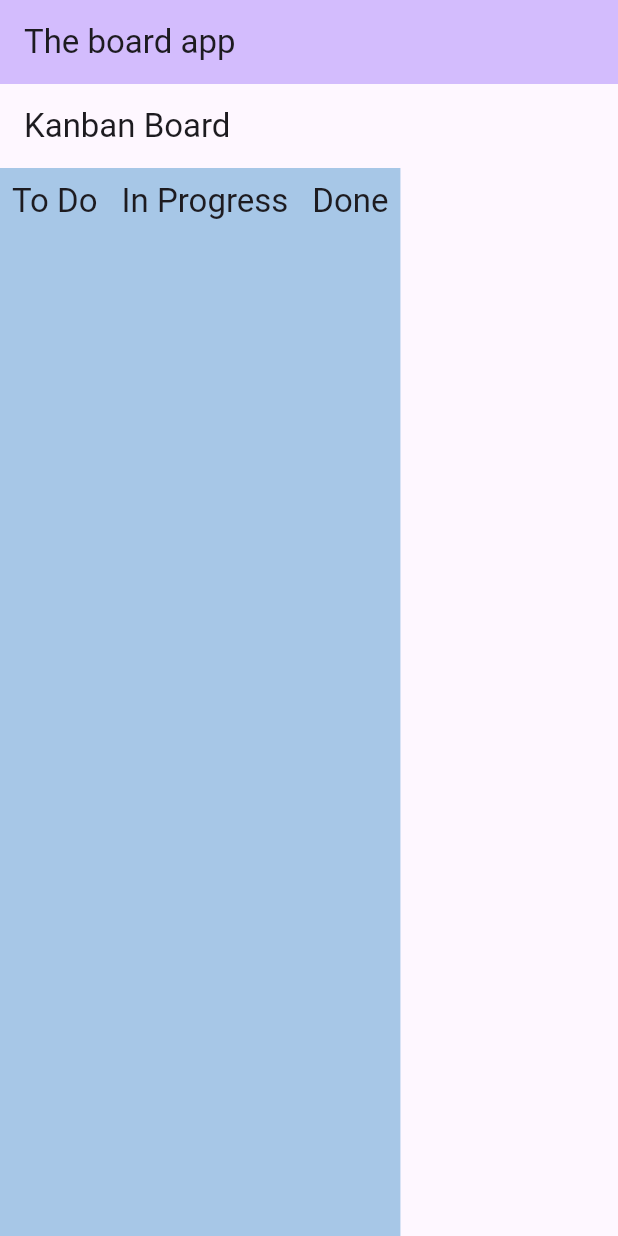
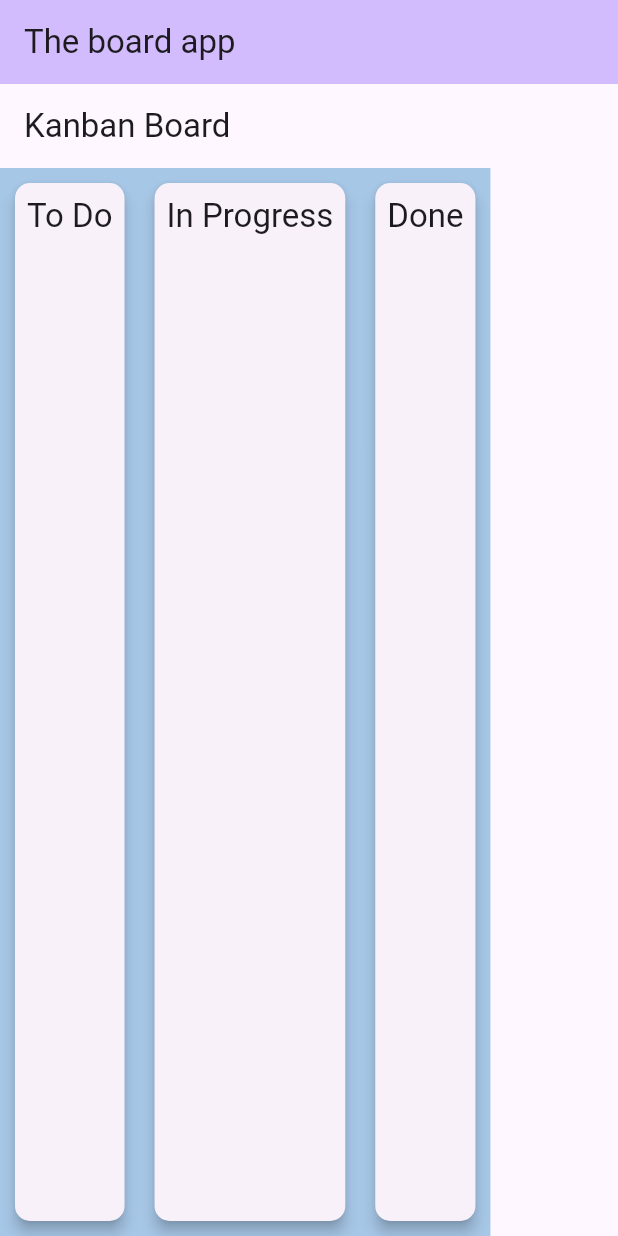
Before and after one commit to adriatech2020/board, a Flutter app: the screen it shows after launch, on a phone screen of 412 x 824 dp. Run offline on Flutter 3.47's test engine with Material 3 defaults, Android fonts, the phone set to English and light mode, and no system bars.

Commit message:
Column config

```diff
--- a/lib/models/board_configuration.dart
+++ b/lib/config/board_configuration.dart
@@ -1,6 +1,6 @@
 import 'package:flutter/material.dart';
-import 'package:board/models/column_configuration.dart';
-import 'package:board/config/defaults.dart';
+import 'package:board/config/column_configuration.dart';
+import 'package:board/config/board_defaults.dart';
 
 class BoardConfiguration {
   final Color backgroundColor;
--- a/lib/config/defaults.dart
+++ b/lib/config/board_defaults.dart
@@ -1,5 +1,5 @@
 import 'package:flutter/material.dart';
-import 'package:board/models/column_configuration.dart';
+import 'package:board/config/column_configuration.dart';
 
 class Defaults {
   // Default color for the board background
--- /dev/null
+++ b/lib/config/column_configuration.dart
@@ -0,0 +1,36 @@
+import 'package:flutter/material.dart';
+import 'package:board/config/column_defaults.dart'; // Assuming Defaults contains default column configurations
+
+class ColumnConfiguration {
+  final String title;
+  final EdgeInsetsGeometry padding;
+  final EdgeInsetsGeometry margin;
+  final double borderRadius;
+  final double elevation;
+
+  ColumnConfiguration({
+    required this.title,
+    this.padding = const EdgeInsets.all(8.0),
+    this.margin = const EdgeInsets.all(10.0),
+    this.borderRadius = 10.0,
+    this.elevation = 4.0,
+  });
+
+  // Method to merge custom config with default config
+  static ColumnConfiguration getConfig([Map<String, dynamic>? customConfig]) {
+    // Merge default config with custom config using spread operator
+    Map<String, dynamic> mergedConfig = {
+      ...Defaults.defaultColumnConfig, // Assuming this is defined in Defaults
+      if (customConfig != null) ...customConfig,
+    };
+
+    // Create a ColumnConfiguration instance from the merged config
+    return ColumnConfiguration(
+      title: mergedConfig['title'] as String,
+      padding: mergedConfig['padding'] as EdgeInsetsGeometry,
+      margin: mergedConfig['margin'] as EdgeInsetsGeometry,
+      borderRadius: mergedConfig['borderRadius'] as double,
+      elevation: mergedConfig['elevation'] as double,
+    );
+  }
+}
--- /dev/null
+++ b/lib/config/column_defaults.dart
@@ -0,0 +1,25 @@
+import 'package:flutter/material.dart';
+
+class Defaults {
+  // Existing board defaults
+  static const Color boardBackgroundColor = Colors.white;
+  // ... other board defaults
+
+  // Default settings for columns
+  static const String defaultColumnTitle = 'New Column';
+  static const EdgeInsets defaultColumnPadding = EdgeInsets.all(8.0);
+  static const EdgeInsets defaultColumnMargin = EdgeInsets.all(10.0);
+  static const double defaultColumnBorderRadius = 10.0;
+  static const double defaultColumnElevation = 4.0;
+
+  // Default Column Configuration
+  static Map<String, dynamic> get defaultColumnConfig {
+    return {
+      'title': defaultColumnTitle,
+      'padding': defaultColumnPadding,
+      'margin': defaultColumnMargin,
+      'borderRadius': defaultColumnBorderRadius,
+      'elevation': defaultColumnElevation,
+    };
+  }
+}
--- /dev/null
+++ b/lib/models/board_column_model.dart
@@ -0,0 +1,15 @@
+// lib/models/board_model.dart
+import 'package:board/config/column_configuration.dart';
+import 'package:flutter/foundation.dart';
+
+class BoardColumnModel extends ChangeNotifier {
+  // Initialize _configuration with default configuration
+  ColumnConfiguration _configuration = ColumnConfiguration.getConfig();
+
+  ColumnConfiguration get configuration => _configuration;
+
+  void updateConfiguration(ColumnConfiguration newConfig) {
+    _configuration = newConfig;
+    notifyListeners();
+  }
+}
--- a/lib/models/board_model.dart
+++ b/lib/models/board_model.dart
@@ -1,6 +1,6 @@
 // lib/models/board_model.dart
 import 'package:flutter/foundation.dart';
-import 'board_configuration.dart';
+import '../config/board_configuration.dart';
 
 class BoardModel extends ChangeNotifier {
   // Initialize _configuration with default configuration
--- a/lib/models/column_configuration.dart
+++ /dev/null
@@ -1,7 +0,0 @@
-class ColumnConfiguration {
-  final String title;
-
-  // You can add more properties here as needed, such as a list of card configurations.
-
-  ColumnConfiguration({required this.title});
-}
--- a/lib/widgets/board.dart
+++ b/lib/widgets/board.dart
@@ -1,8 +1,8 @@
-// lib/widgets/board.dart
-import 'package:board/widgets/board_column.dart';
 import 'package:flutter/material.dart';
 import 'package:provider/provider.dart';
-import '../models/board_model.dart';
+import 'package:board/widgets/board_column.dart';
+import 'package:board/models/board_model.dart';
+import 'package:board/models/board_column_model.dart'; // Import BoardColumnModel
 
 class Board extends StatelessWidget {
   const Board({super.key});
@@ -21,9 +21,11 @@ class Board extends StatelessWidget {
         child: SingleChildScrollView(
           scrollDirection: Axis.horizontal,
           child: Row(
-            children: config.columns
-                .map((columnConfig) => BoardColumn(title: columnConfig.title))
-                .toList(),
+            children: config.columns.map((columnConfig) {
+              var columnModel = BoardColumnModel(); // Create BoardColumnModel
+              columnModel.updateConfiguration(columnConfig); // Update configuration
+              return BoardColumn(model: columnModel); // Pass BoardColumnModel to BoardColumn
+            }).toList(),
           ),
         ),
       ),
--- a/lib/widgets/board_column.dart
+++ b/lib/widgets/board_column.dart
@@ -1,30 +1,40 @@
-// lib/widgets/board_column.dart
 import 'package:flutter/material.dart';
-// Import CardsContainer widget
+import 'package:board/models/board_column_model.dart';
 
 class BoardColumn extends StatelessWidget {
-  final String title;
-  final List<Widget> cardsContainers; // List of CardsContainer widgets
+  final BoardColumnModel model;
+  final List<Widget> cardsContainers;
 
   const BoardColumn({
     super.key,
-    required this.title,
-    this.cardsContainers = const [], // Initialize with an empty list by default
+    required this.model,
+    this.cardsContainers = const [],
   });
 
   @override
   Widget build(BuildContext context) {
-    return Container(
-      padding: const EdgeInsets.all(8.0),
+    // Access configuration from the model
+    final config = model.configuration;
+
+    return Card(
+      elevation: config.elevation,
+      shape: RoundedRectangleBorder(
+        borderRadius: BorderRadius.circular(config.borderRadius),
+      ),
+      margin: config.margin,
+      child: Padding(
+        padding: config.padding,
         child: Column(
           crossAxisAlignment: CrossAxisAlignment.start,
           children: <Widget>[
             Text(
-            title,
+              config.title,
               style: Theme.of(context).textTheme.titleLarge,
             ),
-          ...cardsContainers, // Spread operator to add all CardsContainer widgets
+            const SizedBox(height: 10),
+            ...cardsContainers, // Your existing cards containers
           ],
+        ),
       ),
     );
   }
```
Lines whose indentation alone changed are shown as unchanged.
